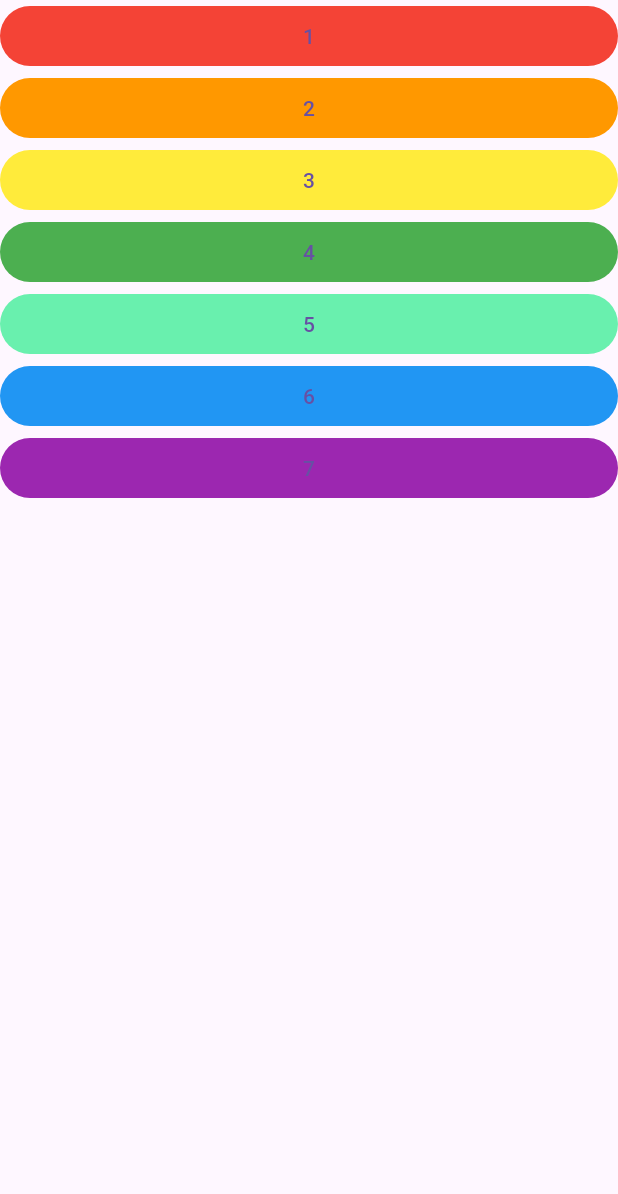
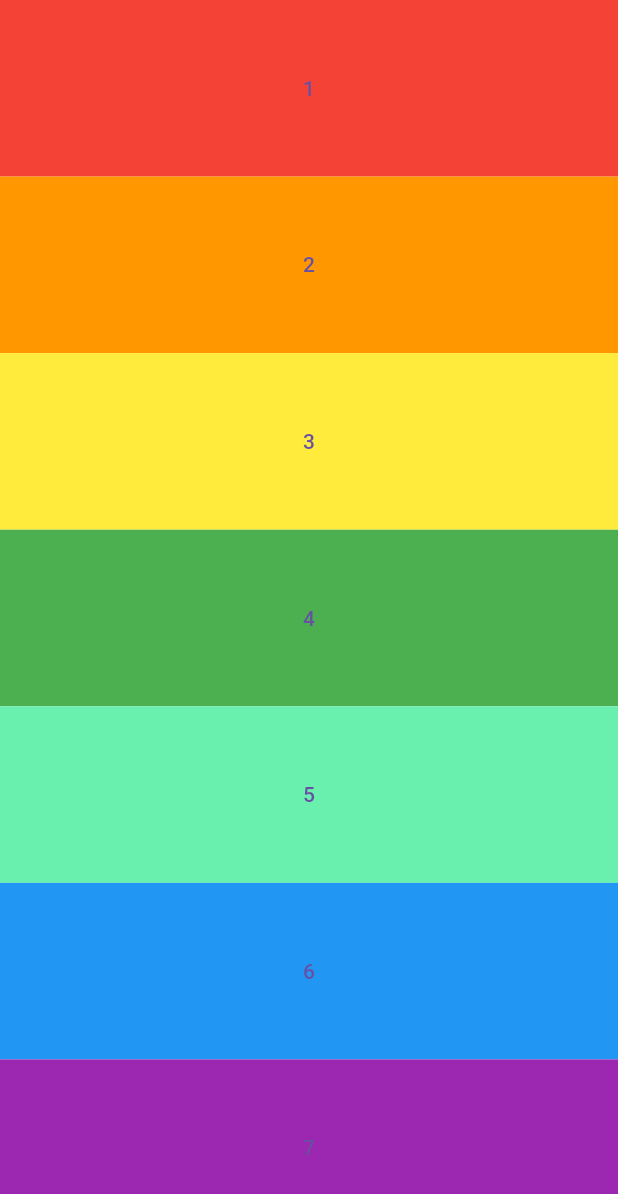
Before and after one commit to Daffnel/xylophone, a Flutter app: the screen it shows after launch, on a phone screen of 412 x 824 dp. Shown: the top 1194 px of the screen. Run offline on Flutter 3.47's test engine with Material 3 defaults, Android fonts, the phone set to English and light mode, and no system bars; our stand-ins replace audioplayers.

Commit message:
Button layout done

```diff
--- a/lib/main.dart
+++ b/lib/main.dart
@@ -17,68 +17,82 @@ class XylophoneApp extends StatelessWidget {
           child: Column(
             crossAxisAlignment: CrossAxisAlignment.stretch,
             children: [
-              TextButton(
+              Expanded(
+                child: TextButton(
                   style: TextButton.styleFrom(
                       backgroundColor: Colors.red,
-                ),
+                      shape: RoundedRectangleBorder(borderRadius: BorderRadius.zero)),
                   onPressed: () {
                     playSound(1);
                   },
                   child: Text("1"),
                 ),
-              TextButton(
+              ),
+              Expanded(
+                child: TextButton(
                   style: TextButton.styleFrom(
                       backgroundColor: Colors.orange,
-                ),
+                      shape: RoundedRectangleBorder(borderRadius: BorderRadius.zero)),
                   onPressed: () {
                     playSound(2);
                   },
                   child: Text("2"),
                 ),
-              TextButton(
+              ),
+              Expanded(
+                child: TextButton(
                   style: TextButton.styleFrom(
                       backgroundColor: Colors.yellow,
-                ),
+                      shape: RoundedRectangleBorder(borderRadius: BorderRadius.zero)),
                   onPressed: () {
                     playSound(3);
                   },
                   child: Text("3"),
                 ),
-              TextButton(
+              ),
+              Expanded(
+                child: TextButton(
                   style: TextButton.styleFrom(
                       backgroundColor: Colors.green,
-                ),
+                      shape: RoundedRectangleBorder(borderRadius: BorderRadius.zero)),
                   onPressed: () {
                     playSound(4);
                   },
                   child: Text("4"),
                 ),
-              TextButton(
+              ),
+              Expanded(
+                child: TextButton(
                   style: TextButton.styleFrom(
                       backgroundColor: Colors.greenAccent,
-                ),
+                      shape: RoundedRectangleBorder(borderRadius: BorderRadius.zero)),
                   onPressed: () {
                     playSound(5);
                   },
                   child: Text("5"),
                 ),
-              TextButton(
+              ),
+              Expanded(
+                child: TextButton(
                   style: TextButton.styleFrom(
                       backgroundColor: Colors.blue,
-                ),
+                      shape: RoundedRectangleBorder(borderRadius: BorderRadius.zero)),
                   onPressed: () {
                     playSound(6);
                   },
                   child: Text("6"),
                 ),
-              TextButton(
+              ),
+              Expanded(
+                child: TextButton(
                   style: TextButton.styleFrom(
                       backgroundColor: Colors.purple,
-                ),
+                      shape: RoundedRectangleBorder(borderRadius: BorderRadius.zero)),
                   onPressed: () {
                     playSound(7);
                   },
                   child: Text("7"),
+                ),
               ),
             ],
           ),
```
Lines whose indentation alone changed are shown as unchanged.
